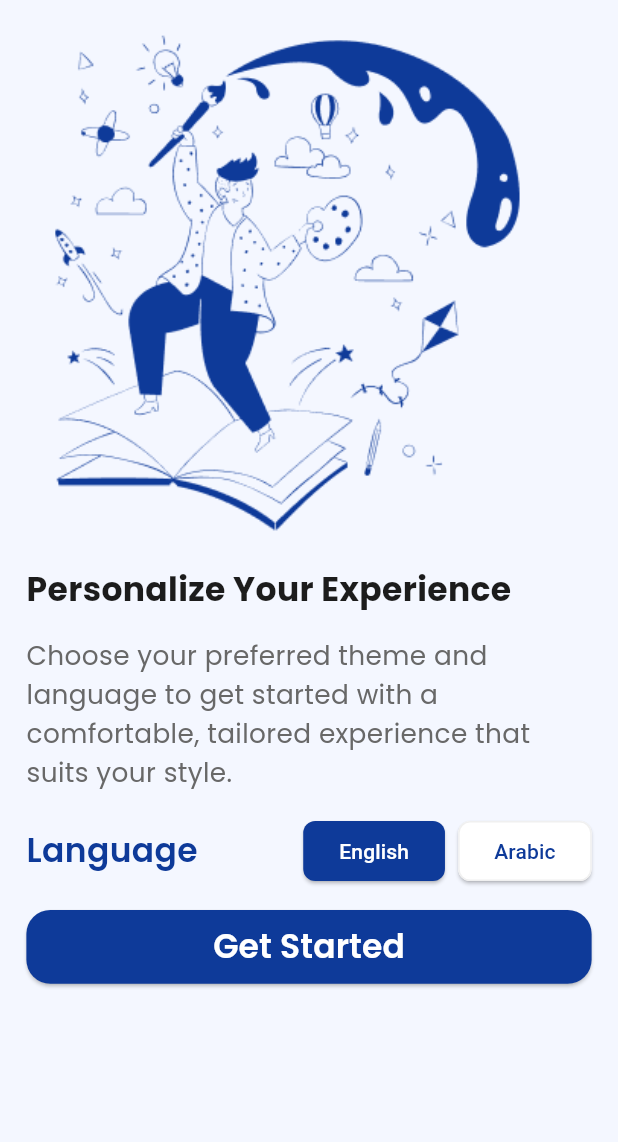
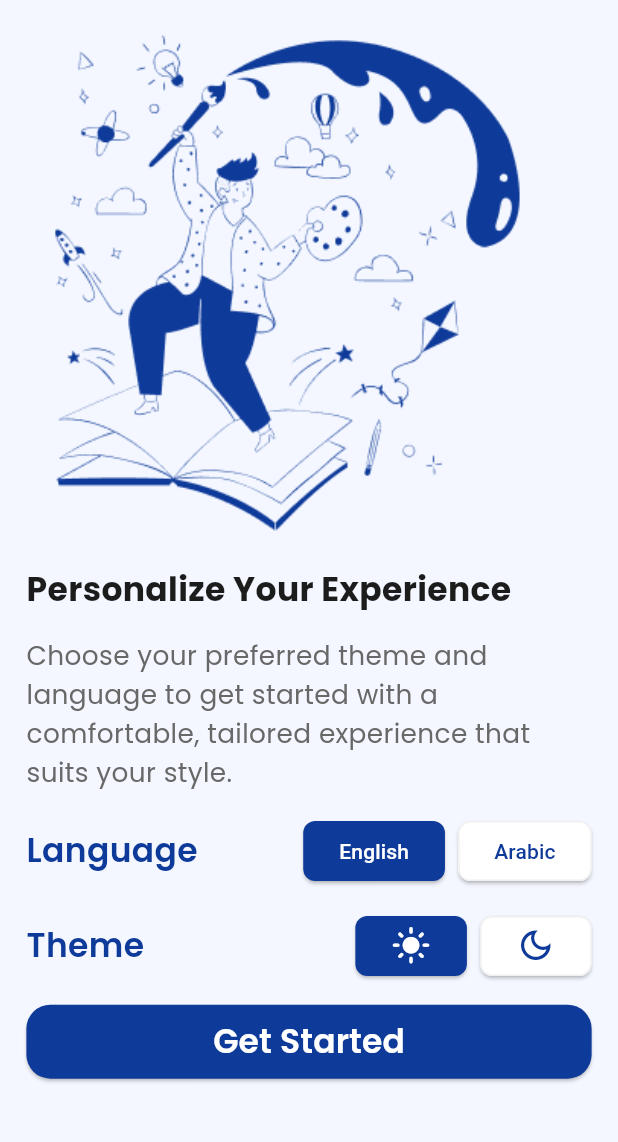
Before and after one commit to nouramer725/Evently-Appplication, a Flutter app: the screen it shows after launch, on a phone screen of 412 x 824 dp, the part 62-1204 px from its top. Run offline on Flutter 3.47's test engine with Material 3 defaults, Android fonts, the phone set to English and light mode, and no system bars; our stand-ins replace google_fonts.

Commit message:
theme comment of start scene

```diff
--- a/lib/startScreen/start_screen.dart
+++ b/lib/startScreen/start_screen.dart
@@ -97,44 +97,44 @@ class StartScreen extends StatelessWidget {
                   ),
                 ],
               ),
-              // Row(
-              //   mainAxisAlignment: MainAxisAlignment.spaceBetween,
-              //   children: [
-              //     Text(
-              //       AppLocalizations.of(context)!.theme,
-              //       style:
-              //           Theme.of(context).appBarTheme.backgroundColor ==
-              //               AppColors.backgroundColorLight
-              //           ? AppText.text18Medium
-              //           : AppText.text18MediumDark,
-              //     ),
-              //     Row(
-              //       spacing: w(8),
-              //       children: [
-              //         ElevatedButton(
-              //           onPressed: () {
-              //             themeProvider.changeTheme(ThemeMode.light);
-              //           },
-              //           child: Icon(Icons.light_mode, size: w(24)),
-              //         ),
-              //         ElevatedButton(
-              //           style: ElevatedButton.styleFrom(
-              //             backgroundColor: AppColors.inputsColorLight,
-              //             foregroundColor: AppColors.mainColorLight,
-              //             shape: RoundedRectangleBorder(
-              //               borderRadius: BorderRadius.circular(8),
-              //               side: BorderSide(color: AppColors.strokeColorLight),
-              //             ),
-              //           ),
-              //           onPressed: () {
-              //             themeProvider.changeTheme(ThemeMode.dark);
-              //           },
-              //           child: Icon(Icons.dark_mode_outlined, size: w(24)),
-              //         ),
-              //       ],
-              //     ),
-              //   ],
-              // ),
+              Row(
+                mainAxisAlignment: MainAxisAlignment.spaceBetween,
+                children: [
+                  Text(
+                    AppLocalizations.of(context)!.theme,
+                    style:
+                        Theme.of(context).appBarTheme.backgroundColor ==
+                            AppColors.backgroundColorLight
+                        ? AppText.text18Medium
+                        : AppText.text18MediumDark,
+                  ),
+                  Row(
+                    spacing: w(8),
+                    children: [
+                      ElevatedButton(
+                        onPressed: () {
+                          // themeProvider.changeTheme(ThemeMode.light);
+                        },
+                        child: Icon(Icons.light_mode, size: w(24)),
+                      ),
+                      ElevatedButton(
+                        style: ElevatedButton.styleFrom(
+                          backgroundColor: AppColors.inputsColorLight,
+                          foregroundColor: AppColors.mainColorLight,
+                          shape: RoundedRectangleBorder(
+                            borderRadius: BorderRadius.circular(8),
+                            side: BorderSide(color: AppColors.strokeColorLight),
+                          ),
+                        ),
+                        onPressed: () {
+                          // themeProvider.changeTheme(ThemeMode.dark);
+                        },
+                        child: Icon(Icons.dark_mode_outlined, size: w(24)),
+                      ),
+                    ],
+                  ),
+                ],
+              ),
               SizedBox(
                 width: double.infinity,
                 child: ElevatedButton(
```
